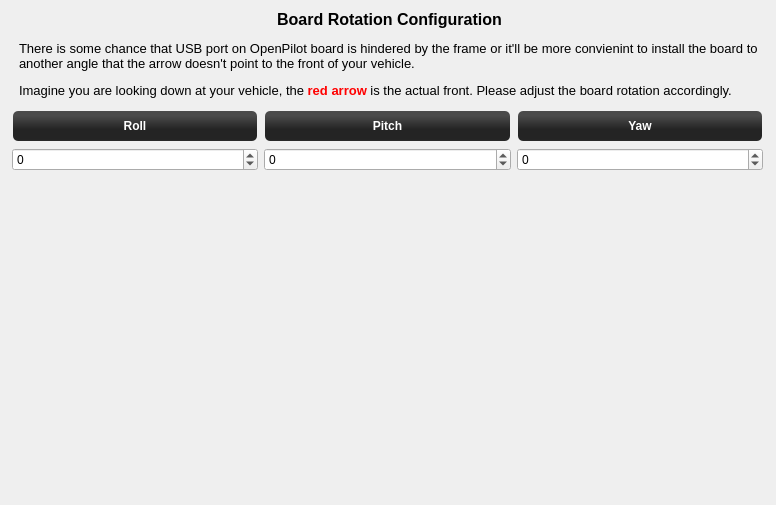
The window that ground/openpilotgcs/src/plugins/setupwizard/pages/boardrotationpage.ui (openpilot/OpenPilot) describes before a commit, drawn with Qt 5.
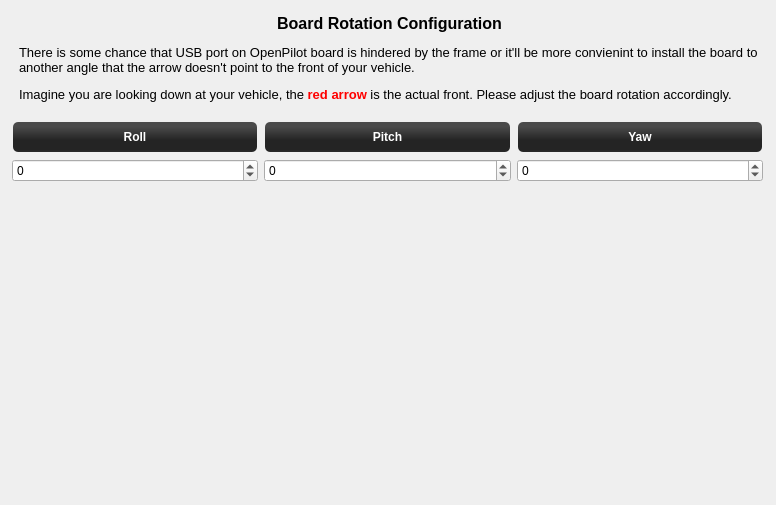
The same window after the commit.

Commit message: OP-1757 2015-03-10-home

Patch:
```diff
--- a/ground/openpilotgcs/src/plugins/setupwizard/pages/boardrotationpage.ui
+++ b/ground/openpilotgcs/src/plugins/setupwizard/pages/boardrotationpage.ui
@@ -17,9 +17,9 @@
    <property name="geometry">
     <rect>
      <x>19</x>
-     <y>9</y>
+     <y>-2</y>
      <width>741</width>
-     <height>91</height>
+     <height>121</height>
     </rect>
    </property>
    <property name="text">
@@ -42,7 +42,7 @@
    <property name="geometry">
     <rect>
      <x>12</x>
-     <y>110</y>
+     <y>121</y>
      <width>751</width>
      <height>61</height>
     </rect>
```
